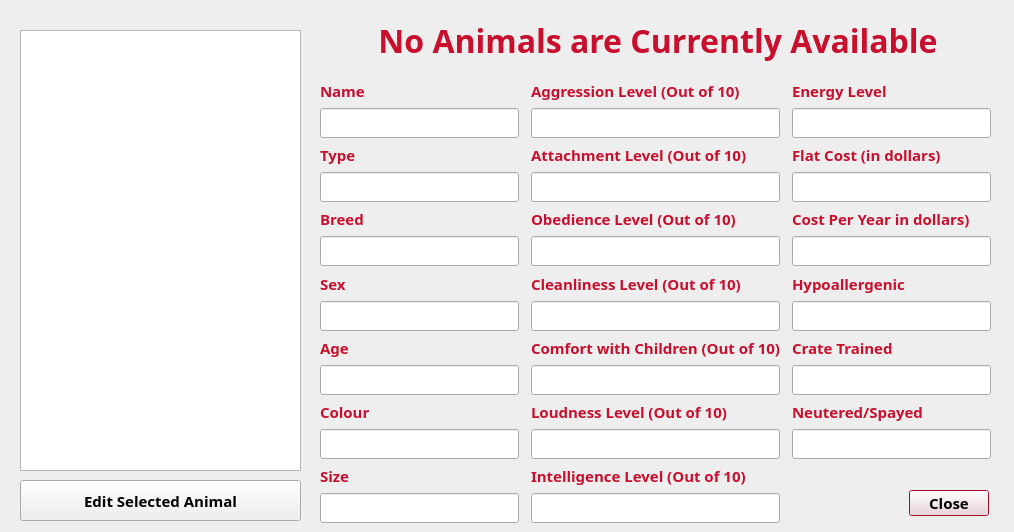
Before: the Qt Designer form cuACS/viewanimals.ui in cameronhawtin/Animal-Farm-cuACS, drawn with Qt 5.
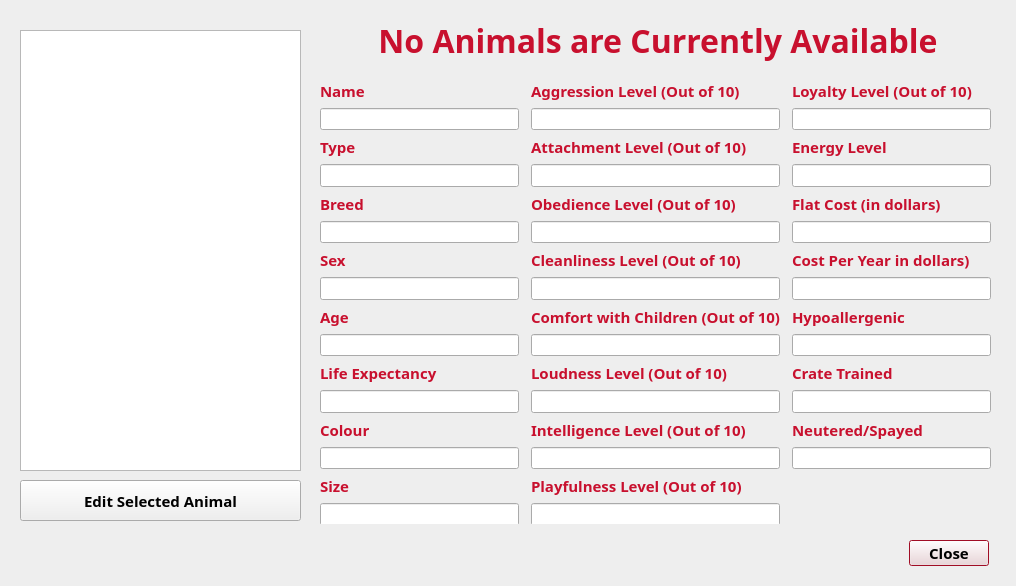
After: the same form once the commit is applied.

Diff of the .ui file:
```diff
--- a/cuACS/viewanimals.ui
+++ b/cuACS/viewanimals.ui
@@ -6,8 +6,8 @@
    <rect>
     <x>0</x>
     <y>0</y>
-    <width>1014</width>
-    <height>532</height>
+    <width>1016</width>
+    <height>586</height>
    </rect>
   </property>
   <property name="palette">
@@ -155,26 +155,27 @@
      <x>320</x>
      <y>80</y>
      <width>671</width>
-     <height>443</height>
+     <height>444</height>
     </rect>
    </property>
    <layout class="QGridLayout" name="gridLayout">
     <property name="horizontalSpacing">
      <number>12</number>
     </property>
-    <item row="1" column="1">
-     <widget class="QLabel" name="nameLabel_2">
+    <item row="10" column="1">
+     <widget class="QLineEdit" name="childrenComfortLineEdit">
+      <property name="enabled">
+       <bool>true</bool>
+      </property>
+     </widget>
+    </item>
+    <item row="13" column="1">
+     <widget class="QLabel" name="typeLabel_3">
       <property name="text">
-       <string>Aggression Level (Out of 10)</string>
+       <string>Intelligence Level (Out of 10)</string>
       </property>
      </widget>
     </item>
-    <item row="6" column="0">
-     <widget class="QLineEdit" name="breedLineEdit"/>
-    </item>
-    <item row="14" column="1">
-     <widget class="QLineEdit" name="intelligenceLineEdit"/>
-    </item>
     <item row="3" column="1">
      <widget class="QLabel" name="typeLabel_2">
       <property name="text">
@@ -182,26 +183,12 @@
       </property>
      </widget>
     </item>
+    <item row="6" column="0">
+     <widget class="QLineEdit" name="breedLineEdit"/>
+    </item>
     <item row="6" column="1">
      <widget class="QLineEdit" name="obedienceLineEdit"/>
     </item>
-    <item row="14" column="0">
-     <widget class="QLineEdit" name="sizeLineEdit"/>
-    </item>
-    <item row="2" column="1">
-     <widget class="QLineEdit" name="aggressionLineEdit">
-      <property name="enabled">
-       <bool>true</bool>
-      </property>
-     </widget>
-    </item>
-    <item row="13" column="0">
-     <widget class="QLabel" name="sizeLabel">
-      <property name="text">
-       <string>Size</string>
-      </property>
-     </widget>
-    </item>
     <item row="10" column="0">
      <widget class="QLineEdit" name="ageLineEdit">
       <property name="enabled">
@@ -209,24 +196,27 @@
       </property>
      </widget>
     </item>
-    <item row="9" column="1">
-     <widget class="QLabel" name="ageLabel_6">
+    <item row="4" column="1">
+     <widget class="QLineEdit" name="attachmentLineEdit"/>
+    </item>
+    <item row="5" column="0">
+     <widget class="QLabel" name="labelBreed">
       <property name="text">
-       <string>Comfort with Children (Out of 10)</string>
+       <string>Breed</string>
       </property>
      </widget>
     </item>
-    <item row="9" column="0">
-     <widget class="QLabel" name="ageLabel">
+    <item row="7" column="1">
+     <widget class="QLabel" name="sexLabel_2">
       <property name="text">
-       <string>Age</string>
+       <string>Cleanliness Level (Out of 10)</string>
       </property>
      </widget>
     </item>
-    <item row="11" column="0">
-     <widget class="QLabel" name="labelColour">
-      <property name="text">
-       <string>Colour</string>
+    <item row="2" column="1">
+     <widget class="QLineEdit" name="aggressionLineEdit">
+      <property name="enabled">
+       <bool>true</bool>
       </property>
      </widget>
     </item>
@@ -236,6 +226,26 @@
     <item row="4" column="0">
      <widget class="QLineEdit" name="typeLineEdit"/>
     </item>
+    <item row="5" column="1">
+     <widget class="QLabel" name="labelBreed_2">
+      <property name="text">
+       <string>Obedience Level (Out of 10)</string>
+      </property>
+     </widget>
+    </item>
+    <item row="14" column="1">
+     <widget class="QLineEdit" name="intelligenceLineEdit"/>
+    </item>
+    <item row="1" column="0">
+     <widget class="QLabel" name="nameLabel">
+      <property name="text">
+       <string>Name</string>
+      </property>
+     </widget>
+    </item>
+    <item row="8" column="0">
+     <widget class="QLineEdit" name="sexLineEdit"/>
+    </item>
     <item row="11" column="1">
      <widget class="QLabel" name="ageLabel_2">
       <property name="text">
@@ -250,13 +260,6 @@
       </property>
      </widget>
     </item>
-    <item row="7" column="1">
-     <widget class="QLabel" name="sexLabel_2">
-      <property name="text">
-       <string>Cleanliness Level (Out of 10)</string>
-      </property>
-     </widget>
-    </item>
     <item row="3" column="0">
      <widget class="QLabel" name="typeLabel">
       <property name="text">
@@ -264,36 +267,13 @@
       </property>
      </widget>
     </item>
-    <item row="1" column="0">
-     <widget class="QLabel" name="nameLabel">
+    <item row="1" column="1">
+     <widget class="QLabel" name="nameLabel_2">
       <property name="text">
-       <string>Name</string>
+       <string>Aggression Level (Out of 10)</string>
       </property>
      </widget>
     </item>
-    <item row="8" column="0">
-     <widget class="QLineEdit" name="sexLineEdit"/>
-    </item>
-    <item row="5" column="0">
-     <widget class="QLabel" name="labelBreed">
-      <property name="text">
-       <string>Breed</string>
-      </property>
-     </widget>
-    </item>
-    <item row="5" column="1">
-     <widget class="QLabel" name="labelBreed_2">
-      <property name="text">
-       <string>Obedience Level (Out of 10)</string>
-      </property>
-     </widget>
-    </item>
-    <item row="12" column="0">
-     <widget class="QLineEdit" name="colourLineEdit"/>
-    </item>
-    <item row="4" column="1">
-     <widget class="QLineEdit" name="attachmentLineEdit"/>
-    </item>
     <item row="7" column="0">
      <widget class="QLabel" name="sexLabel">
       <property name="text">
@@ -308,83 +288,35 @@
       </property>
      </widget>
     </item>
-    <item row="10" column="1">
-     <widget class="QLineEdit" name="childrenComfortLineEdit">
-      <property name="enabled">
-       <bool>true</bool>
-      </property>
-     </widget>
-    </item>
-    <item row="13" column="1">
-     <widget class="QLabel" name="typeLabel_3">
+    <item row="9" column="1">
+     <widget class="QLabel" name="ageLabel_6">
       <property name="text">
-       <string>Intelligence Level (Out of 10)</string>
+       <string>Comfort with Children (Out of 10)</string>
       </property>
      </widget>
     </item>
-    <item row="1" column="2">
-     <widget class="QLabel" name="nameLabel_3">
+    <item row="9" column="0">
+     <widget class="QLabel" name="ageLabel">
       <property name="text">
-       <string>Energy Level</string>
+       <string>Age</string>
       </property>
      </widget>
     </item>
-    <item row="2" column="2">
-     <widget class="QLineEdit" name="energyLineEdit">
-      <property name="enabled">
-       <bool>true</bool>
-      </property>
-     </widget>
-    </item>
-    <item row="3" column="2">
-     <widget class="QLabel" name="labelBreed_3">
+    <item row="15" column="1">
+     <widget class="QLabel" name="typeLabel_5">
       <property name="text">
-       <string>Flat Cost (in dollars)</string>
+       <string>&lt;html&gt;&lt;head/&gt;&lt;body&gt;&lt;p&gt;Playfulness Level (Out of 10)&lt;/p&gt;&lt;/body&gt;&lt;/html&gt;</string>
       </property>
      </widget>
     </item>
-    <item row="4" column="2">
-     <widget class="QLineEdit" name="costLineEdit"/>
-    </item>
-    <item row="5" column="2">
-     <widget class="QLabel" name="sexLabel_3">
-      <property name="text">
-       <string>Cost Per Year in dollars)</string>
-      </property>
-     </widget>
-    </item>
-    <item row="6" column="2">
-     <widget class="QLineEdit" name="costPerYearLineEdit"/>
-    </item>
-    <item row="7" column="2">
-     <widget class="QLabel" name="ageLabel_3">
-      <property name="text">
-       <string>Hypoallergenic</string>
-      </property>
-     </widget>
-    </item>
-    <item row="8" column="2">
-     <widget class="QLineEdit" name="isHypoallergenicLineEdit">
+    <item row="14" column="2">
+     <widget class="QLineEdit" name="isNeuteredLineEdit">
       <property name="enabled">
        <bool>true</bool>
       </property>
      </widget>
     </item>
-    <item row="9" column="2">
-     <widget class="QLabel" name="ageLabel_4">
-      <property name="text">
-       <string>Crate Trained</string>
-      </property>
-     </widget>
-    </item>
-    <item row="10" column="2">
-     <widget class="QLineEdit" name="isCrateTrainedLineEdit">
-      <property name="enabled">
-       <bool>true</bool>
-      </property>
-     </widget>
-    </item>
-    <item row="11" column="2">
+    <item row="13" column="2">
      <widget class="QLabel" name="ageLabel_5">
       <property name="text">
        <string>Neutered/Spayed</string>
@@ -392,19 +324,125 @@
      </widget>
     </item>
     <item row="12" column="2">
-     <widget class="QLineEdit" name="isNeuteredLineEdit">
+     <widget class="QLineEdit" name="isCrateTrainedLineEdit">
       <property name="enabled">
        <bool>true</bool>
       </property>
      </widget>
     </item>
+    <item row="11" column="2">
+     <widget class="QLabel" name="ageLabel_4">
+      <property name="text">
+       <string>Crate Trained</string>
+      </property>
+     </widget>
+    </item>
+    <item row="10" column="2">
+     <widget class="QLineEdit" name="isHypoallergenicLineEdit">
+      <property name="enabled">
+       <bool>true</bool>
+      </property>
+     </widget>
+    </item>
+    <item row="9" column="2">
+     <widget class="QLabel" name="ageLabel_3">
+      <property name="text">
+       <string>Hypoallergenic</string>
+      </property>
+     </widget>
+    </item>
+    <item row="8" column="2">
+     <widget class="QLineEdit" name="costPerYearLineEdit"/>
+    </item>
+    <item row="7" column="2">
+     <widget class="QLabel" name="sexLabel_3">
+      <property name="text">
+       <string>Cost Per Year in dollars)</string>
+      </property>
+     </widget>
+    </item>
+    <item row="6" column="2">
+     <widget class="QLineEdit" name="costLineEdit"/>
+    </item>
+    <item row="5" column="2">
+     <widget class="QLabel" name="labelBreed_3">
+      <property name="text">
+       <string>Flat Cost (in dollars)</string>
+      </property>
+     </widget>
+    </item>
+    <item row="4" column="2">
+     <widget class="QLineEdit" name="energyLineEdit">
+      <property name="enabled">
+       <bool>true</bool>
+      </property>
+     </widget>
+    </item>
+    <item row="3" column="2">
+     <widget class="QLabel" name="nameLabel_3">
+      <property name="text">
+       <string>Energy Level</string>
+      </property>
+     </widget>
+    </item>
+    <item row="1" column="2">
+     <widget class="QLabel" name="typeLabel_4">
+      <property name="text">
+       <string>&lt;html&gt;&lt;head/&gt;&lt;body&gt;&lt;p&gt;Loyalty Level (Out of 10)&lt;/p&gt;&lt;/body&gt;&lt;/html&gt;</string>
+      </property>
+     </widget>
+    </item>
+    <item row="2" column="2">
+     <widget class="QLineEdit" name="loyaltyLineEdit">
+      <property name="enabled">
+       <bool>true</bool>
+      </property>
+     </widget>
+    </item>
+    <item row="16" column="1">
+     <widget class="QLineEdit" name="playfulnessLineEdit">
+      <property name="enabled">
+       <bool>true</bool>
+      </property>
+     </widget>
+    </item>
+    <item row="16" column="0">
+     <widget class="QLineEdit" name="sizeLineEdit"/>
+    </item>
+    <item row="15" column="0">
+     <widget class="QLabel" name="sizeLabel">
+      <property name="text">
+       <string>Size</string>
+      </property>
+     </widget>
+    </item>
+    <item row="14" column="0">
+     <widget class="QLineEdit" name="colourLineEdit"/>
+    </item>
+    <item row="13" column="0">
+     <widget class="QLabel" name="labelColour">
+      <property name="text">
+       <string>Colour</string>
+      </property>
+     </widget>
+    </item>
+    <item row="11" column="0">
+     <widget class="QLabel" name="lifeExpLabel">
+      <property name="text">
+       <string>Life Expectancy</string>
+      </property>
+     </widget>
+    </item>
+    <item row="12" column="0">
+     <widget class="QLineEdit" name="lifeExpLineEdit"/>
+    </item>
    </layout>
   </widget>
   <widget class="QDialogButtonBox" name="buttonBox">
    <property name="geometry">
     <rect>
      <x>780</x>
-     <y>490</y>
+     <y>540</y>
      <width>209</width>
      <height>26</height>
     </rect>
```
Left out of the diff: 8 changed lines with no effect on the pictures.
